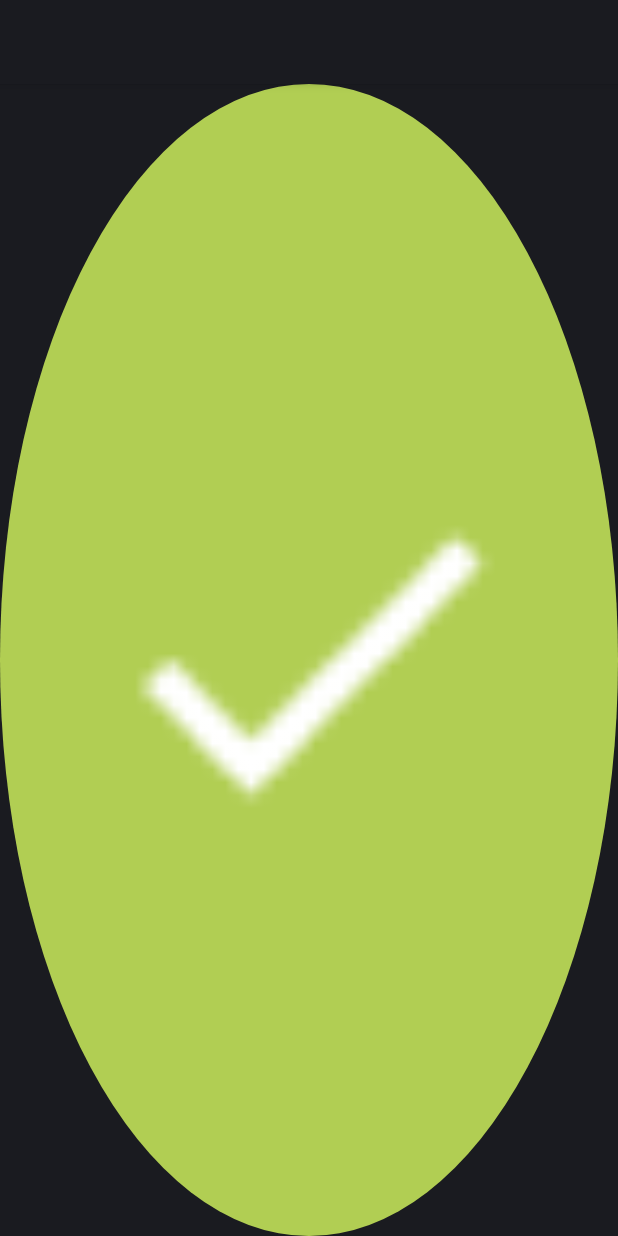
After one commit to makinacorpus/MakinaCollect, an Android app: the layout view_selector.xml on its own in the app's theme, with its tools: preview values and no code run, on a phone screen of 412 x 824 dp. The commit adds this screen. Run offline under Robolectric (Android 15) with nearby library versions, the phone set to English and light mode, and no system bars.

Commit message:
Adding custom view SelectorView (acting like a Checkbox with animation effects)

```diff
--- /dev/null
+++ b/app/src/main/res/drawable/selector_background_blue_on.xml
@@ -0,0 +1,6 @@
+<?xml version="1.0" encoding="utf-8"?>
+<shape xmlns:android="http://schemas.android.com/apk/res/android"
+       android:shape="oval">
+    <solid
+        android:color="@color/bluePrimaryDarkColor"/>
+</shape>
--- /dev/null
+++ b/app/src/main/res/drawable/selector_background_green_on.xml
@@ -0,0 +1,6 @@
+<?xml version="1.0" encoding="utf-8"?>
+<shape xmlns:android="http://schemas.android.com/apk/res/android"
+       android:shape="oval">
+    <solid
+        android:color="@color/greenPrimaryDarkColor"/>
+</shape>
--- /dev/null
+++ b/app/src/main/res/layout/view_selector.xml
@@ -0,0 +1,18 @@
+<?xml version="1.0" encoding="utf-8"?>
+<FrameLayout xmlns:android="http://schemas.android.com/apk/res/android"
+             android:layout_width="match_parent"
+             android:layout_height="match_parent">
+
+    <ImageView
+        android:id="@android:id/background"
+        android:layout_width="match_parent"
+        android:layout_height="match_parent"
+        android:src="@drawable/selector_background_green_on"/>
+
+    <ImageView
+        android:id="@android:id/checkbox"
+        android:layout_width="match_parent"
+        android:layout_height="match_parent"
+        android:src="@drawable/ic_action_done_inverse"/>
+
+</FrameLayout>
```
Also changed, not shown: app/src/main/java/com/makina/collect/android/views/SelectorView.java (added, +163 -0 lines), app/src/main/res/drawable/selector_background_blue_off.xml (added, +7 -0 lines), app/src/main/res/drawable/selector_background_green_off.xml (added, +7 -0 lines), app/src/main/res/values/attrs.xml (+7 -0 lines), app/src/main/res/values/dimens.xml (added, +11 -0 lines), app/src/main/res/values/styles.xml (+13 -0 lines), app/src/main/res/values/themes.xml (+18 -0 lines), app/src/main/res/drawable-hdpi/ic_action_done_inverse.png (added), app/src/main/res/drawable-mdpi/ic_action_done_inverse.png (added), app/src/main/res/drawable-xhdpi/ic_action_done_inverse.png (added), app/src/main/res/drawable-xxhdpi/ic_action_done_inverse.png (added), app/src/main/res/drawable-xxxhdpi/ic_action_done_inverse.png (added).
